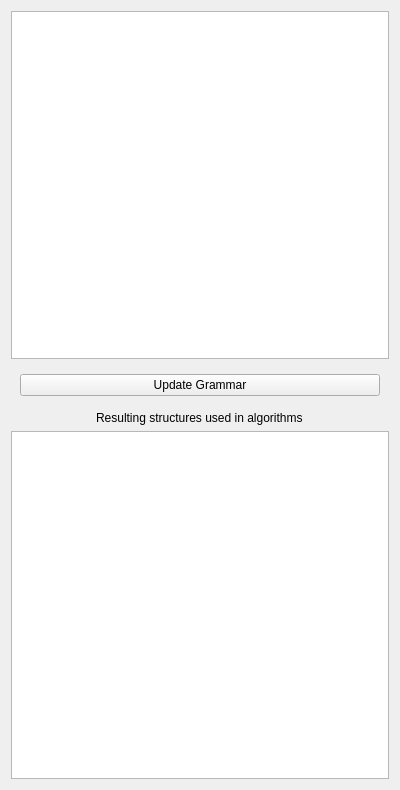
Above: context_free_languages/gui/view/StaticGrammarWidget.ui from joaovicentesouto/INE5421 before the change. Below: the same form after it.
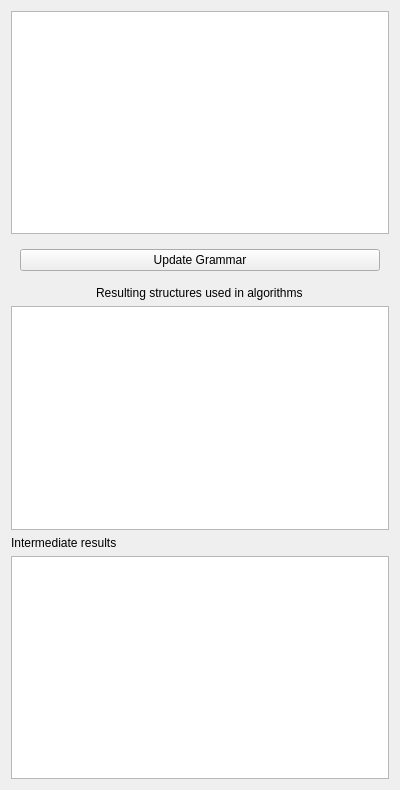
That is the form after the change.

```diff
--- a/context_free_languages/gui/view/StaticGrammarWidget.ui
+++ b/context_free_languages/gui/view/StaticGrammarWidget.ui
@@ -40,6 +40,16 @@
    <item>
     <widget class="QTextEdit" name="grammarData"/>
    </item>
+   <item>
+    <widget class="QLabel" name="title_result">
+     <property name="text">
+      <string>Intermediate results</string>
+     </property>
+    </widget>
+   </item>
+   <item>
+    <widget class="QListWidget" name="history"/>
+   </item>
   </layout>
  </widget>
  <resources/>
```
